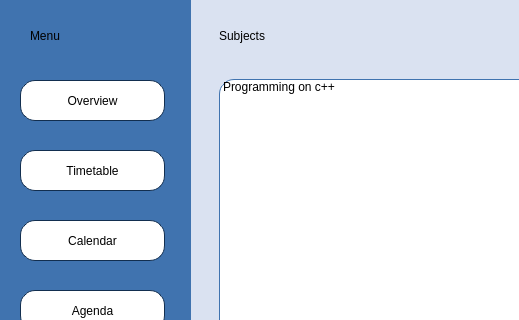
First picture: the form in Planner/subjectsmain.ui, repository BeliaViktoria/Planner, before the edit; both pictures show x 0 to 519 and y 0 to 320 of the 1000 by 650 pixel window.
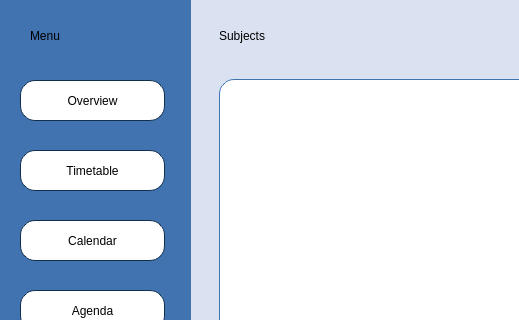
Second picture: the form after the edit.

```diff
--- a/Planner/subjectsmain.ui
+++ b/Planner/subjectsmain.ui
@@ -78,11 +78,6 @@
 border-width: 1px;
 border-color:rgb(64, 115, 175);</string>
     </property>
-    <item>
-     <property name="text">
-      <string>Programming on c++</string>
-     </property>
-    </item>
    </widget>
    <widget class="QPushButton" name="pushButton_AddSubject">
     <property name="geometry">
```
